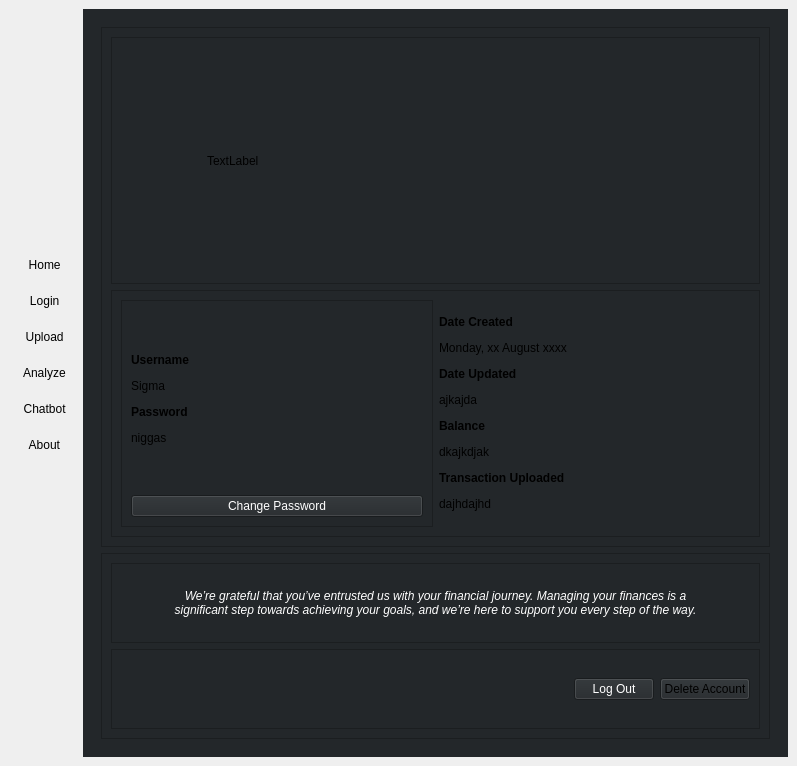
Qt form UI/Master.ui (AtlasCJr/pfm) before a commit.
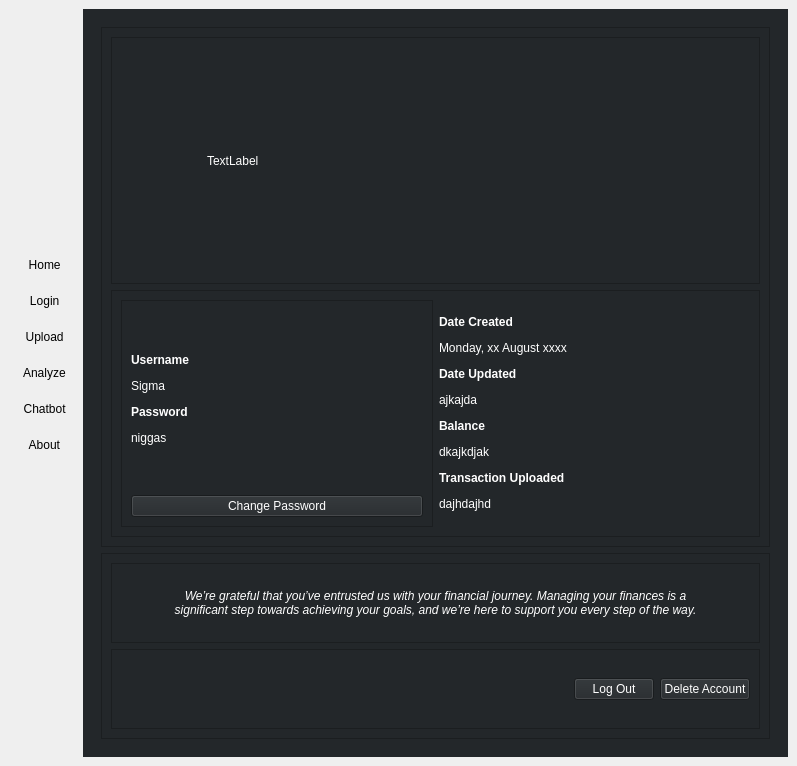
The same form after that commit. The open tabs and pages were chosen to show the change. Icons and pictures are not drawn.

Patch:
```diff
--- a/UI/Master.ui
+++ b/UI/Master.ui
@@ -1490,6 +1490,9 @@
                  </item>
                  <item>
                   <widget class="QLabel" name="PF_infoBanner">
+                   <property name="styleSheet">
+                    <string notr="true">color: rgb(255, 255, 255);</string>
+                   </property>
                    <property name="text">
                     <string>TextLabel</string>
                    </property>
@@ -1509,6 +1512,9 @@
                 <layout class="QHBoxLayout" name="horizontalLayout_9">
                  <item>
                   <widget class="QFrame" name="frame_12">
+                   <property name="styleSheet">
+                    <string notr="true">color: rgb(255, 255, 255);</string>
+                   </property>
                    <property name="frameShape">
                     <enum>QFrame::StyledPanel</enum>
                    </property>
@@ -1538,6 +1544,9 @@
                  </item>
                  <item>
                   <widget class="QLabel" name="PF_information">
+                   <property name="styleSheet">
+                    <string notr="true">color: rgb(255, 255, 255);</string>
+                   </property>
                    <property name="text">
                     <string>&lt;html&gt;&lt;head/&gt;&lt;body&gt;&lt;p&gt;&lt;span style=&quot; font-weight:600;&quot;&gt;Date Created&lt;/span&gt;&lt;/p&gt;&lt;p&gt;Monday, xx August xxxx&lt;/p&gt;&lt;p&gt;&lt;span style=&quot; font-weight:600;&quot;&gt;Date Updated&lt;/span&gt;&lt;/p&gt;&lt;p&gt;ajkajda&lt;/p&gt;&lt;p&gt;&lt;span style=&quot; font-weight:600;&quot;&gt;Balance&lt;/span&gt;&lt;/p&gt;&lt;p&gt;dkajkdjak&lt;/p&gt;&lt;p&gt;&lt;span style=&quot; font-weight:600;&quot;&gt;Transaction Uploaded&lt;/span&gt;&lt;/p&gt;&lt;p&gt;dajhdajhd&lt;/p&gt;&lt;/body&gt;&lt;/html&gt;</string>
                    </property>
@@ -1668,6 +1677,9 @@
                  </item>
                  <item>
                   <widget class="QPushButton" name="PF_deleteAccount">
+                   <property name="styleSheet">
+                    <string notr="true">color: rgb(255, 255, 255);</string>
+                   </property>
                    <property name="text">
                     <string>Delete Account</string>
                    </property>
```
Left out of the diff: 6 changed lines with no effect on the pictures.
